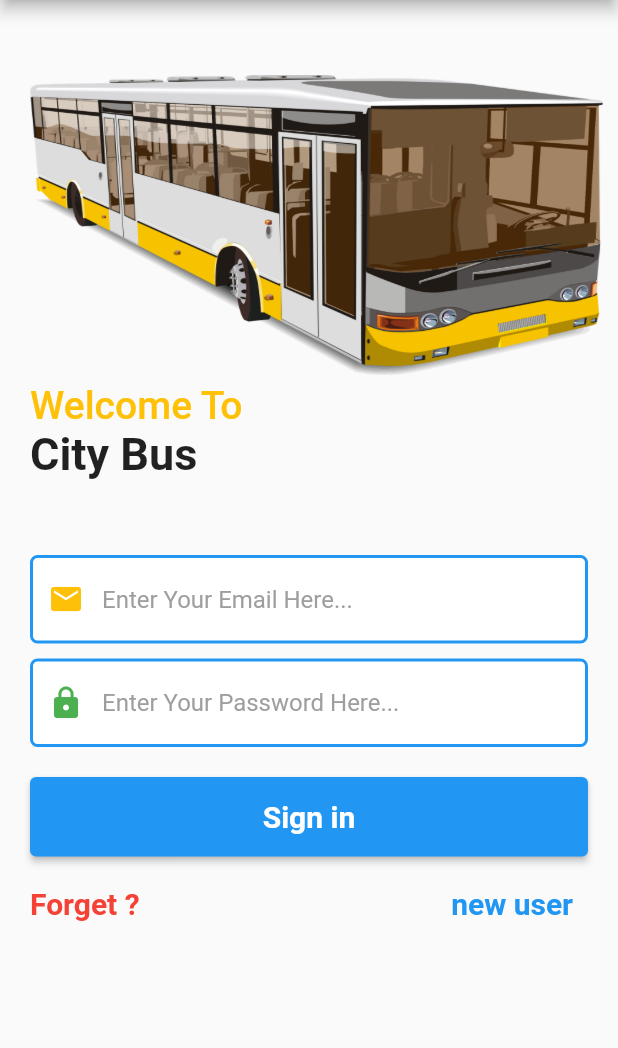
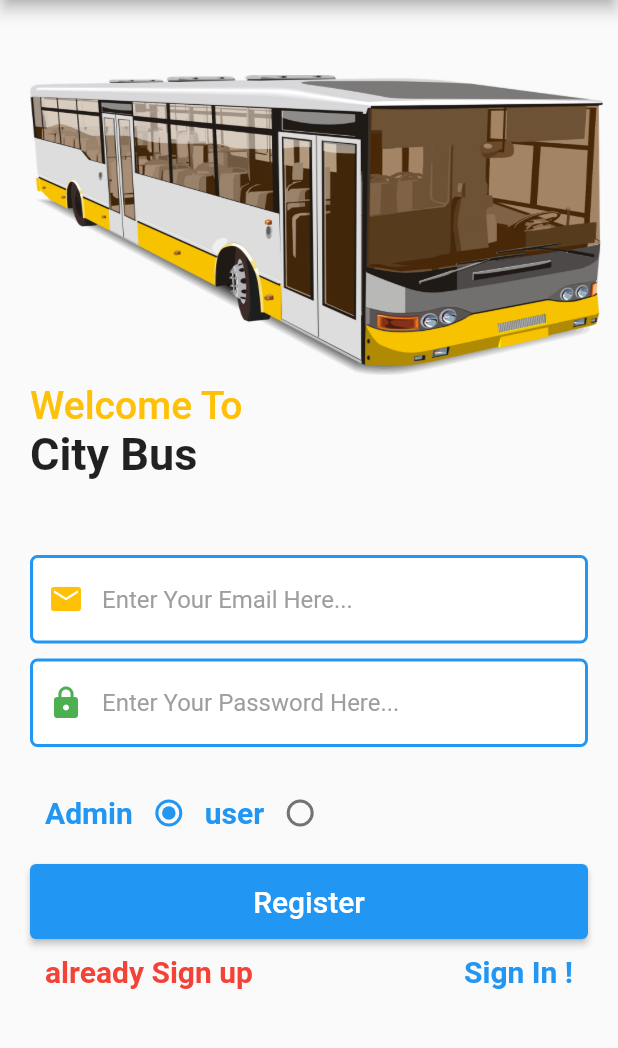
Before and after one commit to mohamed-dhamen/BusTracker, a Flutter app: the screen it shows after launch, after a tap on "Sign up", on a phone screen of 412 x 824 dp, the part 84-1132 px from its top. Run offline on Flutter 3.47's test engine with Material 2 defaults, Android fonts, the phone set to English and light mode, and no system bars; our stand-ins replace cloud_firestore, convex_bottom_bar, firebase_auth, firebase_core, flutter_custom_clippers, google_maps_flutter; accounts and stored records are empty; network calls fail.

Commit message:
connect to firebae

```diff
--- a/lib/Model/StationsInfo.dart
+++ b/lib/Model/StationsInfo.dart
@@ -1,7 +1,11 @@
+import 'package:cloud_firestore/cloud_firestore.dart';
+
 class StationInfoModel {
   String stationName;
   double stationAt;
   double stationLon;
+  static final CollectionReference collectionRef =
+      FirebaseFirestore.instance.collection("station");
 
   StationInfoModel(
       {required this.stationName,
@@ -22,4 +26,31 @@ class StationInfoModel {
         stationLon: 12, stationAt: 10, stationName: "station5"));
     return stations;
   }
+
+  static  getStationData() async {
+    List<StationInfoModel> station = [];
+    await collectionRef.get().then((querySnapshot) {
+      for (var result in querySnapshot.docs) {
+        Map<String, dynamic> data = result.data()! as Map<String, dynamic>;
+        station.add(new StationInfoModel(
+            stationName: data['name'],
+            stationLon: data['longitutde'],
+            stationAt: data['atitude']));
+      }
+    });
+  }
+
+  static setStationData() async {
+    Map<String, dynamic> data = {
+      'name': 'station4',
+      'latitude': 17.66,
+      "logitude": -1.33
+    };
+
+    await collectionRef
+        .doc()
+        .set(data)
+        .then((value) => print("data is stored"))
+        .catchError((onError) => print(" somthing wrang : $onError"));
+  }
 }
--- a/lib/Sign_in_ui.dart
+++ b/lib/Sign_in_ui.dart
@@ -1,11 +1,11 @@
 import 'dart:collection';
-import 'package:bustracker/services/MyMaps.dart';
+import 'package:bustracker/Model/StationsInfo.dart';
 import 'package:flutter/foundation.dart';
 import 'package:flutter/material.dart';
 import 'package:google_maps_flutter/google_maps_flutter.dart';
 import 'Home.dart';
 import 'package:flutter/cupertino.dart';
-
+import 'package:firebase_auth/firebase_auth.dart';
 import 'Sign_up_ui.dart';
 
 class LoginScreen extends StatelessWidget {
@@ -19,16 +19,25 @@ class LoginScreen extends StatelessWidget {
   }
 }
 
-class SignIn extends StatelessWidget {
+class SignIn extends StatefulWidget {
+  @override
+  State<StatefulWidget> createState() => SignInState();
+}
+
+class SignInState extends State {
+  final _auth = FirebaseAuth.instance;
+  bool showProgress = false;
   TextEditingController emailController = TextEditingController();
   TextEditingController passwwordController = TextEditingController();
   @override
   Widget build(BuildContext context) {
+    StationInfoModel.getStationData();
     return Scaffold(
         appBar: AppBar(
           title: Text("BusTracking"),
         ),
-        body: Column(
+        body: SingleChildScrollView(
+          child: Column(
             crossAxisAlignment: CrossAxisAlignment.start,
             children: [
               Container(
@@ -90,6 +99,7 @@ class SignIn extends StatelessWidget {
                   child: TextField(
                     controller: passwwordController,
                     autocorrect: true,
+                    obscureText: true,
                     decoration: InputDecoration(
                       hintText: 'Enter Your Password Here...',
                       prefixIcon: Icon(
@@ -114,16 +124,17 @@ class SignIn extends StatelessWidget {
                 child: ElevatedButton(
                   style: ElevatedButton.styleFrom(primary: Colors.blue),
                   onPressed: () {
-                  Navigator.push(
-                      context, MaterialPageRoute(builder: (context) => Home()));
+                    loginWithEmailPassword(emailController.text.toString(),
+                        passwwordController.text.toString());
+                    print(emailController.text.toString());
                   },
                   child: Container(
                     margin: EdgeInsets.symmetric(vertical: 15),
                     width: double.infinity,
                     child: Text("Sign in",
                         textAlign: TextAlign.center,
-                      style:
-                          TextStyle(fontSize: 20, fontWeight: FontWeight.w600)),
+                        style: TextStyle(
+                            fontSize: 20, fontWeight: FontWeight.w600)),
                   ),
                 ),
               ),
@@ -143,9 +154,16 @@ class SignIn extends StatelessWidget {
                             color: Colors.blue,
                             fontWeight: FontWeight.w600)),
                     ElevatedButton(
+                      style: ElevatedButton.styleFrom(
+                        primary: Colors.transparent,
+                        onSurface: Colors.transparent,
+                        shadowColor: Colors.transparent,
+                        //make color or elevated button transparent
+                      ),
                       onPressed: () {
                         print("Email :" + emailController.text.toString());
-                      print("Password :" + passwwordController.text.toString());
+                        print(
+                            "Password :" + passwwordController.text.toString());
                         Navigator.push(context,
                             MaterialPageRoute(builder: (context) => Sign_up()));
                       },
@@ -159,6 +177,24 @@ class SignIn extends StatelessWidget {
                 ),
               ),
             ],
+          ),
         ));
   }
+
+  void loginWithEmailPassword(String email, String password) async {
+    try {
+      final newUser = await _auth.signInWithEmailAndPassword(
+          email: email, password: password);
+      print(newUser.toString());
+      if (newUser != null) {
+        print('Login with Sucess');
+        Navigator.push(
+            context, MaterialPageRoute(builder: (context) => Home()));
+        emailController.clear();
+        passwwordController.clear();
+      } else {
+        print('somthing wrang');
       }
+    } catch (e) {}
+  }
+}
--- a/lib/Sign_up_ui.dart
+++ b/lib/Sign_up_ui.dart
@@ -3,10 +3,20 @@ import 'package:flutter/foundation.dart';
 import 'package:flutter/material.dart';
 import 'Home.dart';
 import 'package:flutter/cupertino.dart';
+import 'package:firebase_auth/firebase_auth.dart';
 
-class Sign_up extends StatelessWidget {
-  TextEditingController emailController = TextEditingController();
-  TextEditingController passwwordController = TextEditingController();
+class Sign_up extends StatefulWidget {
+  @override
+  State<StatefulWidget> createState() => Sign_upState();
+}
+
+class Sign_upState extends State {
+  int radioValue = 0;
+  final _auth = FirebaseAuth.instance;
+  bool showProgress = false;
+
+  TextEditingController RemailController = TextEditingController();
+  TextEditingController RpasswwordController = TextEditingController();
 
   @override
   Widget build(BuildContext context) {
@@ -14,7 +24,8 @@ class Sign_up extends StatelessWidget {
         appBar: AppBar(
           title: Text("BusTracking"),
         ),
-        body: Column(
+        body: SingleChildScrollView(
+          child: Column(
             crossAxisAlignment: CrossAxisAlignment.start,
             children: [
               Container(
@@ -50,7 +61,7 @@ class Sign_up extends StatelessWidget {
               Container(
                   margin: EdgeInsets.only(top: 50, left: 20, right: 20),
                   child: TextField(
-                  controller: emailController,
+                    controller: RemailController,
                     autocorrect: true,
                     decoration: InputDecoration(
                       hintText: 'Enter Your Email Here...',
@@ -74,8 +85,9 @@ class Sign_up extends StatelessWidget {
               Container(
                   margin: EdgeInsets.only(top: 10, left: 20, right: 20),
                   child: TextField(
-                  controller: passwwordController,
+                    controller: RpasswwordController,
                     autocorrect: true,
+                    obscureText: true,
                     decoration: InputDecoration(
                       hintText: 'Enter Your Password Here...',
                       prefixIcon: Icon(
@@ -96,34 +108,68 @@ class Sign_up extends StatelessWidget {
                     ),
                   )),
               Container(
-              margin: EdgeInsets.only(left: 20, right: 20, top: 20),
-              child: ElevatedButton(
-                style: ElevatedButton.styleFrom(primary: Colors.blue),
-                onPressed: () {
-                  Navigator.push(
-                      context, MaterialPageRoute(builder: (context) => Home()));
-                },
-                child: Container(
-                  margin: EdgeInsets.symmetric(vertical: 15),
-                  width: double.infinity,
-                  child: Text("Sign in",
-                      textAlign: TextAlign.center,
-                      style:
-                          TextStyle(fontSize: 20, fontWeight: FontWeight.w600)),
+                  margin: EdgeInsets.only(left: 10, right: 10, top: 20),
+                  child: Column(
+                    children: [
+                      Container(
+                        margin: EdgeInsets.symmetric(horizontal: 20),
+                        child: Row(
+                          children: [
+                            const Text("Admin",
+                                style: TextStyle(
+                                    fontSize: 20,
+                                    fontWeight: FontWeight.bold,
+                                    color: Colors.blue)),
+                            Radio(
+                                value: 0,
+                                groupValue: radioValue,
+                                onChanged: (val) {
+                                  _handleRadioValueChange(val as int);
+                                }),
+                            const Text(
+                              "user",
+                              style: TextStyle(
+                                  fontSize: 20,
+                                  fontWeight: FontWeight.bold,
+                                  color: Colors.blue),
                             ),
+                            Radio(
+                                value: 1,
+                                groupValue: radioValue,
+                                onChanged: (val) {
+                                  _handleRadioValueChange(val as int);
+                                }),
+                          ],
                         ),
                       ),
                       Container(
-              margin: EdgeInsets.only(left: 20, right: 20, top: 20),
+                          margin: EdgeInsets.symmetric(vertical: 10),
+                          height: 50,
+                          width: double.infinity,
+                          padding: EdgeInsets.fromLTRB(10, 0, 10, 0),
+                          child: ElevatedButton(
+                            child: const Text(
+                              'Register',
+                              style:
+                                  TextStyle(fontSize: 20, color: Colors.white),
+                            ),
+                            onPressed: () {
+                              registerwithEmailPassword(
+                                  RemailController.text.toString(),
+                                  RpasswwordController.text.toString());
+                            },
+                          )),
+                      Container(
+                        margin: EdgeInsets.symmetric(horizontal: 20),
                         child: Row(
                           children: [
-                  const Text("Forget ?",
+                            const Text("already Sign up",
                                 style: TextStyle(
                                     fontSize: 20,
                                     color: Colors.red,
                                     fontWeight: FontWeight.w700)),
                             const Spacer(),
-                  const Text("new user  ",
+                            const Text("Sign In !",
                                 style: TextStyle(
                                     fontSize: 20,
                                     color: Colors.blue,
@@ -132,6 +178,40 @@ class Sign_up extends StatelessWidget {
                         ),
                       ),
                     ],
+                  )),
+            ],
+          ),
         ));
   }
+
+  void _handleRadioValueChange(int value) {
+    setState(() {
+      radioValue = value;
+
+      switch (radioValue) {
+        case 0:
+          break;
+        case 1:
+          break;
       }
+    });
+  }
+
+  void registerwithEmailPassword(String email, String password) async {
+    if (email != null && password != null) {
+      try {
+        final newuser = await _auth.createUserWithEmailAndPassword(
+            email: email, password: password);
+        if (newuser != null) {
+          Navigator.push(
+            context,
+            MaterialPageRoute(builder: (context) => Home()),
+          );
+          setState(() {
+            showProgress = false;
+          });
+        }
+      } catch (e) {}
+    }
+  }
+}
--- a/lib/main.dart
+++ b/lib/main.dart
@@ -1,5 +1,5 @@
 import 'dart:collection';
-import 'package:bustracker/services/MyMaps.dart';
+import 'package:bustracker/Sign_up_ui.dart';
 import 'package:flutter/foundation.dart';
 import 'package:flutter/material.dart';
 import 'package:google_maps_flutter/google_maps_flutter.dart';
@@ -7,6 +7,8 @@ import 'Home.dart';
 import 'package:flutter/cupertino.dart';
 import 'Sign_in_ui.dart';
 import 'package:firebase_core/firebase_core.dart';
+
+import 'package:flutter_custom_clippers/flutter_custom_clippers.dart';
 
 Future<void> main() async {
   if (defaultTargetPlatform == TargetPlatform.android) {
--- a/lib/services/MyMaps.dart
+++ /dev/null
@@ -1,35 +0,0 @@
-import 'dart:async';
-import 'package:flutter/material.dart';
-import 'package:google_maps_flutter/google_maps_flutter.dart';
-
-class MyMaps extends StatefulWidget {
-  const MyMaps({Key? key}) : super(key: key);
-
-  @override
-  _MyMapsState createState() => _MyMapsState();
-}
-
-class _MyMapsState extends State<MyMaps> {
-  late GoogleMapController mapController;
-
-  final LatLng _center = const LatLng(40.521563, -122.677433);
-
-  void _onMapCreated(GoogleMapController controller) {
-    mapController = controller;
-  }
-
-  @override
-  Widget build(BuildContext context) {
-    return MaterialApp(
-      home: Scaffold(
-        body: GoogleMap(
-          onMapCreated: _onMapCreated,
-          initialCameraPosition: CameraPosition(
-            target: _center,
-            zoom: 11.0,
-          ),
-        ),
-      ),
-    );
-  }
-}
--- a/pubspec.yaml
+++ b/pubspec.yaml
@@ -39,6 +39,10 @@ dependencies:
   cloud_firestore: ^3.1.17
   geolocator: ^8.2.1
   firebase_core: ^1.17.1
+  modal_progress_hud: ^0.1.3
+  firebase_auth: ^3.3.20
+  flutter_custom_clippers: ^2.0.0
+  simple_animations: ^4.1.0
 
 dev_dependencies:
   flutter_test:
```
Also changed, not shown: lib/Home.dart (+44 -26 lines), pubspec.lock, 1 other file. Lines whose indentation alone changed are shown as unchanged.
